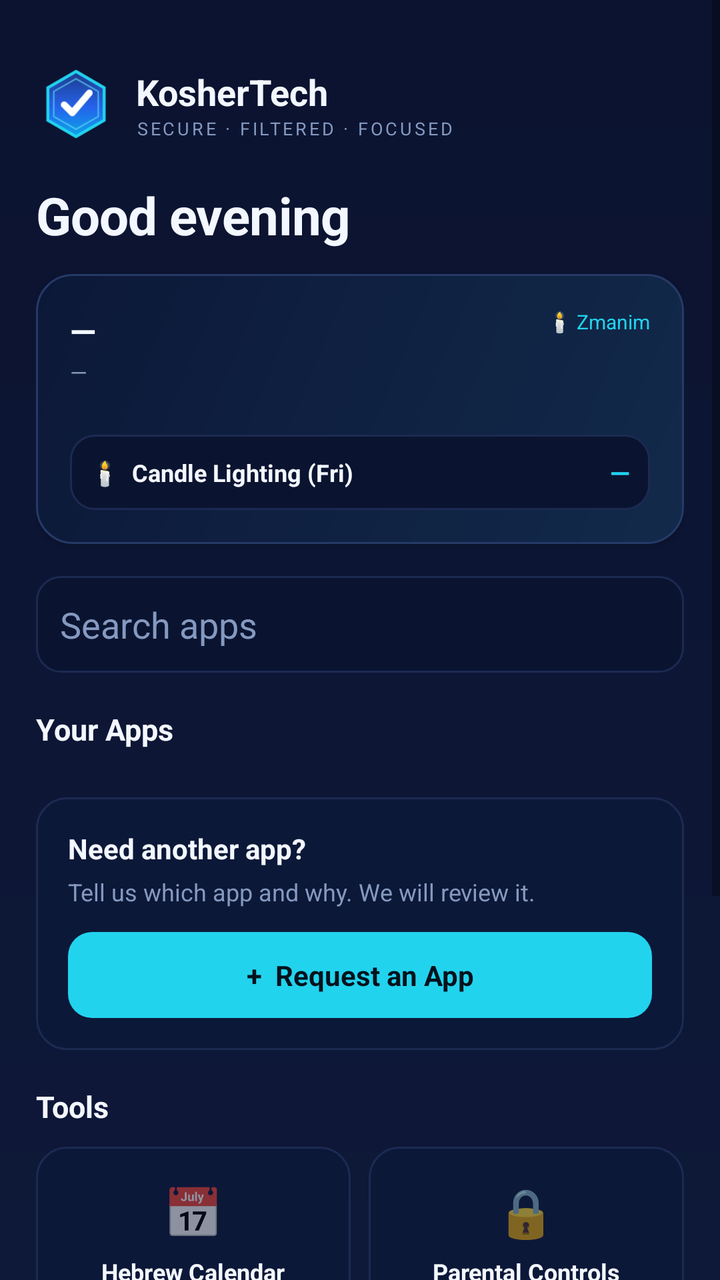
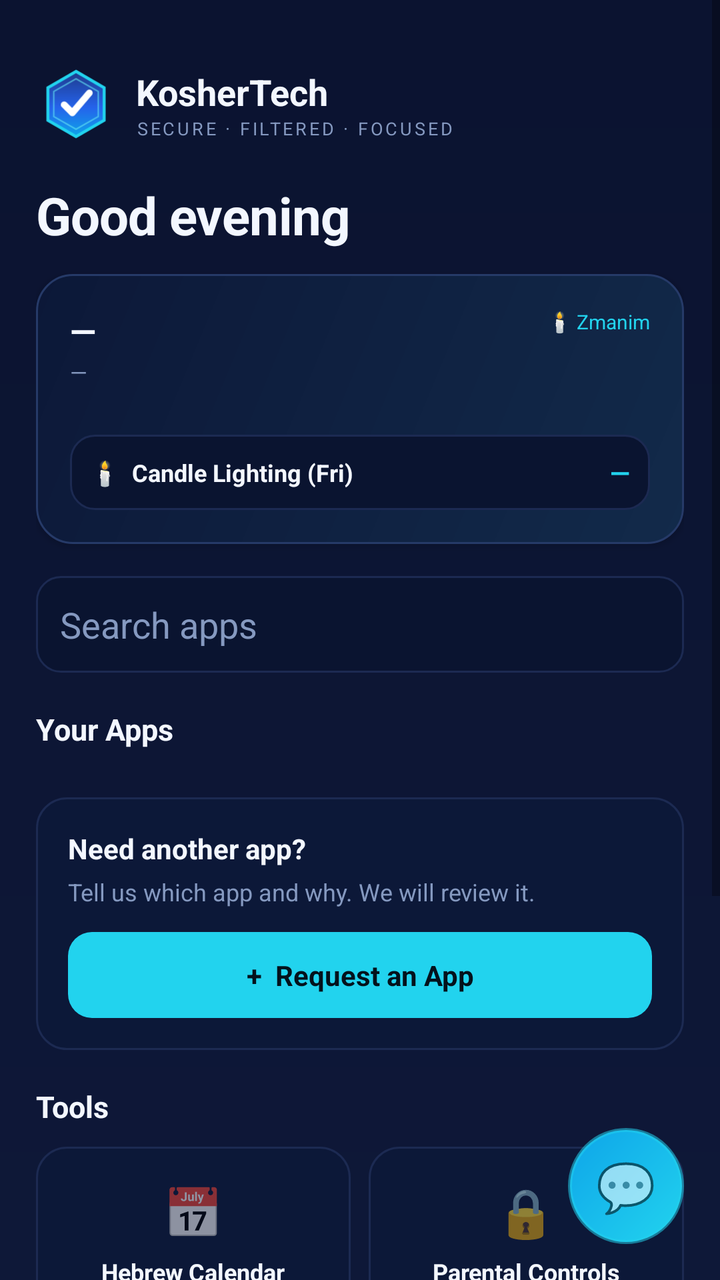

Compare the two renders of this Android layout. The source of the first and the diff that turns it into the second are given below.
<!-- AndroidManifest.xml: application theme Theme.KosherTechHub -->
<!-- res/layout/activity_main.xml -->
<?xml version="1.0" encoding="utf-8"?>
<FrameLayout xmlns:android="http://schemas.android.com/apk/res/android"
    android:layout_width="match_parent"
    android:layout_height="match_parent"
    android:background="@drawable/bg_root">

    <ScrollView
        android:layout_width="match_parent"
        android:layout_height="match_parent"
        android:fillViewport="true">

        <LinearLayout
            android:layout_width="match_parent"
            android:layout_height="wrap_content"
            android:orientation="vertical"
            android:padding="18dp">

            
            <LinearLayout
                android:layout_width="wrap_content"
                android:layout_height="wrap_content"
                android:orientation="horizontal"
                android:gravity="center_vertical"
                android:layout_marginTop="14dp">
                <ImageView
                    android:layout_width="40dp"
                    android:layout_height="40dp"
                    android:src="@drawable/ic_logo"
                    android:contentDescription="KosherTech logo"/>
                <LinearLayout
                    android:layout_width="wrap_content"
                    android:layout_height="wrap_content"
                    android:orientation="vertical"
                    android:layout_marginStart="10dp">
                    <TextView
                        android:layout_width="wrap_content"
                        android:layout_height="wrap_content"
                        android:text="@string/brand"
                        android:textColor="@color/white"
                        android:textStyle="bold"
                        android:textSize="18sp"/>
                    <TextView
                        android:layout_width="wrap_content"
                        android:layout_height="wrap_content"
                        android:text="@string/tagline"
                        android:textColor="@color/muted"
                        android:textSize="9sp"
                        android:letterSpacing="0.14"/>
                </LinearLayout>
            </LinearLayout>

            
            <LinearLayout
                android:id="@+id/updateBanner"
                android:layout_width="match_parent"
                android:layout_height="wrap_content"
                android:orientation="horizontal"
                android:gravity="center_vertical"
                android:background="@drawable/bg_update"
                android:padding="13dp"
                android:layout_marginTop="16dp"
                android:clickable="true"
                android:focusable="true"
                android:visibility="gone">
                <TextView
                    android:layout_width="wrap_content"
                    android:layout_height="wrap_content"
                    android:text="⬆️"
                    android:textSize="20sp"/>
                <LinearLayout
                    android:layout_width="0dp"
                    android:layout_height="wrap_content"
                    android:layout_weight="1"
                    android:orientation="vertical"
                    android:layout_marginStart="11dp">
                    <TextView
                        android:layout_width="wrap_content"
                        android:layout_height="wrap_content"
                        android:text="Update available"
                        android:textColor="@color/white"
                        android:textStyle="bold"
                        android:textSize="13sp"/>
                    <TextView
                        android:id="@+id/updateSub"
                        android:layout_width="wrap_content"
                        android:layout_height="wrap_content"
                        android:text="Tap to update now"
                        android:textColor="@color/muted"
                        android:textSize="11sp"
                        android:layout_marginTop="1dp"/>
                </LinearLayout>
                <TextView
                    android:layout_width="wrap_content"
                    android:layout_height="wrap_content"
                    android:text="Update"
                    android:textColor="#04121C"
                    android:textStyle="bold"
                    android:textSize="12sp"
                    android:paddingHorizontal="16dp"
                    android:paddingVertical="8dp"
                    android:background="@drawable/bg_request"/>
            </LinearLayout>

            
            <TextView
                android:id="@+id/greetingText"
                android:layout_width="wrap_content"
                android:layout_height="wrap_content"
                android:text="Good evening"
                android:textColor="@color/white"
                android:textStyle="bold"
                android:textSize="26sp"
                android:letterSpacing="-0.01"
                android:layout_marginTop="18dp"/>

            
            <LinearLayout
                android:layout_width="match_parent"
                android:layout_height="wrap_content"
                android:orientation="vertical"
                android:background="@drawable/bg_status"
                android:padding="17dp"
                android:layout_marginTop="12dp"
                android:elevation="2dp">
                <LinearLayout
                    android:layout_width="match_parent"
                    android:layout_height="wrap_content"
                    android:orientation="horizontal">
                    <LinearLayout
                        android:layout_width="0dp"
                        android:layout_height="wrap_content"
                        android:layout_weight="1"
                        android:orientation="vertical">
                        <TextView
                            android:id="@+id/hebrewDate"
                            android:layout_width="wrap_content"
                            android:layout_height="wrap_content"
                            android:text="—"
                            android:textColor="@color/white"
                            android:textStyle="bold"
                            android:textSize="17sp"/>
                        <TextView
                            android:id="@+id/englishDate"
                            android:layout_width="wrap_content"
                            android:layout_height="wrap_content"
                            android:text="—"
                            android:textColor="@color/muted"
                            android:textSize="11sp"
                            android:layout_marginTop="2dp"/>
                    </LinearLayout>
                    <TextView
                        android:id="@+id/zmanimLoc"
                        android:layout_width="wrap_content"
                        android:layout_height="wrap_content"
                        android:text="🕯️ Zmanim"
                        android:textColor="@color/cyan"
                        android:textSize="10sp"
                        android:gravity="end"/>
                </LinearLayout>

                <LinearLayout
                    android:id="@+id/zmanimGrid"
                    android:layout_width="match_parent"
                    android:layout_height="wrap_content"
                    android:orientation="vertical"
                    android:layout_marginTop="12dp"/>

                <LinearLayout
                    android:layout_width="match_parent"
                    android:layout_height="wrap_content"
                    android:orientation="horizontal"
                    android:gravity="center_vertical"
                    android:background="@drawable/bg_search"
                    android:padding="10dp"
                    android:layout_marginTop="12dp">
                    <TextView
                        android:layout_width="0dp"
                        android:layout_height="wrap_content"
                        android:layout_weight="1"
                        android:text="🕯️  Candle Lighting (Fri)"
                        android:textColor="@color/white"
                        android:textSize="12sp"
                        android:textStyle="bold"/>
                    <TextView
                        android:id="@+id/candleVal"
                        android:layout_width="wrap_content"
                        android:layout_height="wrap_content"
                        android:text="—"
                        android:textColor="@color/cyan"
                        android:textStyle="bold"
                        android:textSize="13sp"/>
                </LinearLayout>
            </LinearLayout>

            
            <EditText
                android:id="@+id/searchBox"
                android:layout_width="match_parent"
                android:layout_height="wrap_content"
                android:layout_marginTop="16dp"
                android:background="@drawable/bg_search"
                android:hint="Search apps"
                android:textColorHint="@color/muted"
                android:textColor="@color/white"
                android:padding="12dp"
                android:inputType="text"
                android:maxLines="1"
                android:importantForAutofill="no"/>

            <TextView
                android:layout_width="match_parent"
                android:layout_height="wrap_content"
                android:text="Your Apps"
                android:textColor="@color/white"
                android:textStyle="bold"
                android:textSize="15sp"
                android:layout_marginTop="18dp"
                android:layout_marginBottom="10dp"/>

            <androidx.recyclerview.widget.RecyclerView
                android:id="@+id/appList"
                android:layout_width="match_parent"
                android:layout_height="wrap_content"
                android:nestedScrollingEnabled="false"/>

            <LinearLayout
                android:layout_width="match_parent"
                android:layout_height="wrap_content"
                android:orientation="vertical"
                android:background="@drawable/bg_card"
                android:padding="16dp"
                android:layout_marginTop="14dp">
                <TextView
                    android:layout_width="wrap_content"
                    android:layout_height="wrap_content"
                    android:text="Need another app?"
                    android:textColor="@color/white"
                    android:textStyle="bold"
                    android:textSize="14sp"/>
                <TextView
                    android:layout_width="match_parent"
                    android:layout_height="wrap_content"
                    android:text="Tell us which app and why. We will review it."
                    android:textColor="@color/muted"
                    android:textSize="12sp"
                    android:layout_marginTop="4dp"
                    android:layout_marginBottom="12dp"/>
                <TextView
                    android:id="@+id/requestButton"
                    android:layout_width="match_parent"
                    android:layout_height="wrap_content"
                    android:text="+  Request an App"
                    android:gravity="center"
                    android:textColor="#04121C"
                    android:textStyle="bold"
                    android:textSize="14sp"
                    android:paddingVertical="12dp"
                    android:background="@drawable/bg_request"
                    android:clickable="true"
                    android:focusable="true"/>
            </LinearLayout>

            
            <TextView
                android:layout_width="match_parent"
                android:layout_height="wrap_content"
                android:text="Tools"
                android:textColor="@color/white"
                android:textStyle="bold"
                android:textSize="15sp"
                android:layout_marginTop="18dp"
                android:layout_marginBottom="10dp"/>

            <LinearLayout
                android:layout_width="match_parent"
                android:layout_height="wrap_content"
                android:orientation="horizontal">
                <LinearLayout android:id="@+id/tileCalendar" android:layout_width="0dp" android:layout_height="wrap_content"
                    android:layout_weight="1" android:orientation="vertical" android:gravity="center"
                    android:background="@drawable/bg_card" android:padding="16dp" android:clickable="true" android:focusable="true">
                    <TextView android:layout_width="wrap_content" android:layout_height="wrap_content" android:text="📅" android:textSize="24sp"/>
                    <TextView android:layout_width="wrap_content" android:layout_height="wrap_content" android:text="Hebrew Calendar" android:textColor="@color/white" android:textStyle="bold" android:textSize="12sp" android:layout_marginTop="6dp"/>
                </LinearLayout>
                <View android:layout_width="9dp" android:layout_height="1dp"/>
                <LinearLayout android:id="@+id/tileParental" android:layout_width="0dp" android:layout_height="wrap_content"
                    android:layout_weight="1" android:orientation="vertical" android:gravity="center"
                    android:background="@drawable/bg_card" android:padding="16dp" android:clickable="true" android:focusable="true">
                    <TextView android:layout_width="wrap_content" android:layout_height="wrap_content" android:text="🔒" android:textSize="24sp"/>
                    <TextView android:layout_width="wrap_content" android:layout_height="wrap_content" android:text="Parental Controls" android:textColor="@color/white" android:textStyle="bold" android:textSize="12sp" android:layout_marginTop="6dp"/>
                </LinearLayout>
            </LinearLayout>

            <LinearLayout
                android:layout_width="match_parent"
                android:layout_height="wrap_content"
                android:orientation="horizontal"
                android:layout_marginTop="9dp">
                <LinearLayout android:id="@+id/tileAutomations" android:layout_width="0dp" android:layout_height="wrap_content"
                    android:layout_weight="1" android:orientation="vertical" android:gravity="center"
                    android:background="@drawable/bg_card" android:padding="16dp" android:clickable="true" android:focusable="true">
                    <TextView android:layout_width="wrap_content" android:layout_height="wrap_content" android:text="⚡" android:textSize="24sp"/>
                    <TextView android:layout_width="wrap_content" android:layout_height="wrap_content" android:text="Automations" android:textColor="@color/white" android:textStyle="bold" android:textSize="12sp" android:layout_marginTop="6dp"/>
                </LinearLayout>
                <View android:layout_width="9dp" android:layout_height="1dp"/>
                <LinearLayout android:id="@+id/tileHelp" android:layout_width="0dp" android:layout_height="wrap_content"
                    android:layout_weight="1" android:orientation="vertical" android:gravity="center"
                    android:background="@drawable/bg_card" android:padding="16dp" android:clickable="true" android:focusable="true">
                    <TextView android:layout_width="wrap_content" android:layout_height="wrap_content" android:text="❓" android:textSize="24sp"/>
                    <TextView android:layout_width="wrap_content" android:layout_height="wrap_content" android:text="Help &amp; Support" android:textColor="@color/white" android:textStyle="bold" android:textSize="12sp" android:layout_marginTop="6dp"/>
                </LinearLayout>
            </LinearLayout>

            <LinearLayout
                android:layout_width="match_parent"
                android:layout_height="wrap_content"
                android:orientation="horizontal"
                android:layout_marginTop="14dp">
                <TextView
                    android:id="@+id/loopholeButton"
                    android:layout_width="0dp"
                    android:layout_height="wrap_content"
                    android:layout_weight="1"
                    android:text="🛡  Report a Loophole"
                    android:gravity="center"
                    android:textColor="@color/white"
                    android:textStyle="bold"
                    android:textSize="12sp"
                    android:paddingVertical="11dp"
                    android:background="@drawable/bg_secondary"
                    android:clickable="true"
                    android:focusable="true"/>
                <View
                    android:layout_width="9dp"
                    android:layout_height="1dp"/>
                <TextView
                    android:id="@+id/rateButton"
                    android:layout_width="0dp"
                    android:layout_height="wrap_content"
                    android:layout_weight="1"
                    android:text="⭐  Rate Us"
                    android:gravity="center"
                    android:textColor="@color/white"
                    android:textStyle="bold"
                    android:textSize="12sp"
                    android:paddingVertical="11dp"
                    android:background="@drawable/bg_secondary"
                    android:clickable="true"
                    android:focusable="true"/>
            </LinearLayout>

            <LinearLayout
                android:layout_width="match_parent"
                android:layout_height="wrap_content"
                android:orientation="horizontal"
                android:layout_marginTop="10dp">
                <TextView
                    android:id="@+id/buyPlanButton"
                    android:layout_width="0dp"
                    android:layout_height="wrap_content"
                    android:layout_weight="1"
                    android:text="🛒  Buy Plan"
                    android:gravity="center"
                    android:textColor="@color/white"
                    android:textStyle="bold"
                    android:textSize="12sp"
                    android:paddingVertical="11dp"
                    android:background="@drawable/bg_secondary"
                    android:clickable="true"
                    android:focusable="true"/>
                <View
                    android:layout_width="9dp"
                    android:layout_height="1dp"/>
                <TextView
                    android:id="@+id/updatePaymentButton"
                    android:layout_width="0dp"
                    android:layout_height="wrap_content"
                    android:layout_weight="1"
                    android:text="💳  Update Payment"
                    android:gravity="center"
                    android:textColor="@color/white"
                    android:textStyle="bold"
                    android:textSize="12sp"
                    android:paddingVertical="11dp"
                    android:background="@drawable/bg_secondary"
                    android:clickable="true"
                    android:focusable="true"/>
            </LinearLayout>

            <TextView
                android:layout_width="match_parent"
                android:layout_height="wrap_content"
                android:text="KosherTech · Approved apps only"
                android:textColor="@color/muted"
                android:textSize="10sp"
                android:gravity="center"
                android:layout_marginTop="18dp"
                android:layout_marginBottom="8dp"/>
        </LinearLayout>
    </ScrollView>

</FrameLayout>
<!-- resources referenced by this layout -->
<resources>
  <color name="cyan">#22D3EE</color>
  <color name="muted">#8599C0</color>
  <color name="white">#F3F7FF</color>
  <!-- drawable bg_card (drawable) -->
  <?xml version="1.0" encoding="utf-8"?>
  <shape xmlns:android="http://schemas.android.com/apk/res/android" android:shape="rectangle">
      <solid android:color="#0C1838"/>
      <stroke android:width="1dp" android:color="#1C2A52"/>
      <corners android:radius="15dp"/>
  </shape>
  <!-- drawable bg_request (drawable) -->
  <?xml version="1.0" encoding="utf-8"?>
  <shape xmlns:android="http://schemas.android.com/apk/res/android" android:shape="rectangle">
      <solid android:color="#22D3EE"/>
      <corners android:radius="12dp"/>
  </shape>
  <!-- drawable bg_root (drawable) -->
  <?xml version="1.0" encoding="utf-8"?>
  <shape xmlns:android="http://schemas.android.com/apk/res/android" android:shape="rectangle">
      <gradient
          android:startColor="#0B1330"
          android:endColor="#0E1838"
          android:angle="270"/>
  </shape>
  <!-- drawable bg_search (drawable) -->
  <?xml version="1.0" encoding="utf-8"?>
  <shape xmlns:android="http://schemas.android.com/apk/res/android" android:shape="rectangle">
      <solid android:color="#0A1430"/>
      <stroke android:width="1dp" android:color="#1C2A52"/>
      <corners android:radius="12dp"/>
  </shape>
  <!-- drawable bg_secondary (drawable) -->
  <?xml version="1.0" encoding="utf-8"?>
  <shape xmlns:android="http://schemas.android.com/apk/res/android" android:shape="rectangle">
      <solid android:color="#0A1430"/>
      <stroke android:width="1dp" android:color="#1C2A52"/>
      <corners android:radius="12dp"/>
  </shape>
  <!-- drawable bg_status (drawable) -->
  <?xml version="1.0" encoding="utf-8"?>
  <shape xmlns:android="http://schemas.android.com/apk/res/android" android:shape="rectangle">
      <gradient android:startColor="#122A4A" android:endColor="#0C1838" android:angle="135"/>
      <stroke android:width="1dp" android:color="#263a68"/>
      <corners android:radius="18dp"/>
  </shape>
  <!-- drawable bg_update (drawable) -->
  <?xml version="1.0" encoding="utf-8"?>
  <shape xmlns:android="http://schemas.android.com/apk/res/android" android:shape="rectangle">
      <gradient android:startColor="#13335A" android:endColor="#101C3E" android:angle="135"/>
      <stroke android:width="1dp" android:color="#3322D3EE"/>
      <corners android:radius="14dp"/>
  </shape>
  <string name="brand">KosherTech</string>
  <string name="tagline">SECURE · FILTERED · FOCUSED</string>
  <style name="Theme.KosherTechHub" parent="Theme.MaterialComponents.DayNight.NoActionBar">
          <item name="android:windowBackground">@drawable/bg_root</item>
          <item name="colorPrimary">@color/cyan</item>
          <item name="colorOnPrimary">@color/black</item>
          <item name="colorAccent">@color/cyan</item>
      </style>
  <color name="black">#000000</color>
  <!-- unchanged entries left out for length: 1 -->
</resources>

<!-- the commit's change to res/layout/activity_main.xml (unified diff, before → after) -->
@@ -398,4 +398,19 @@
         </LinearLayout>
     </ScrollView>
 
+    
+    <TextView
+        android:id="@+id/chatFab"
+        android:layout_width="58dp"
+        android:layout_height="58dp"
+        android:layout_gravity="bottom|end"
+        android:layout_margin="18dp"
+        android:text="💬"
+        android:textSize="24sp"
+        android:gravity="center"
+        android:background="@drawable/bg_chatfab"
+        android:elevation="6dp"
+        android:clickable="true"
+        android:focusable="true"/>
+
 </FrameLayout>
<!-- resource entries referenced after the edit -->
@@ -9,6 +9,12 @@
       <solid android:color="#0C1838"/>
       <stroke android:width="1dp" android:color="#1C2A52"/>
       <corners android:radius="15dp"/>
+  </shape>
+  <!-- drawable bg_chatfab (drawable) -->
+  <?xml version="1.0" encoding="utf-8"?>
+  <shape xmlns:android="http://schemas.android.com/apk/res/android" android:shape="oval">
+      <gradient android:startColor="#22D3EE" android:endColor="#0EA5E9" android:angle="135"/>
+      <stroke android:width="2dp" android:color="#8822D3EE"/>
   </shape>
   <!-- drawable bg_request (drawable) -->
   <?xml version="1.0" encoding="utf-8"?>
